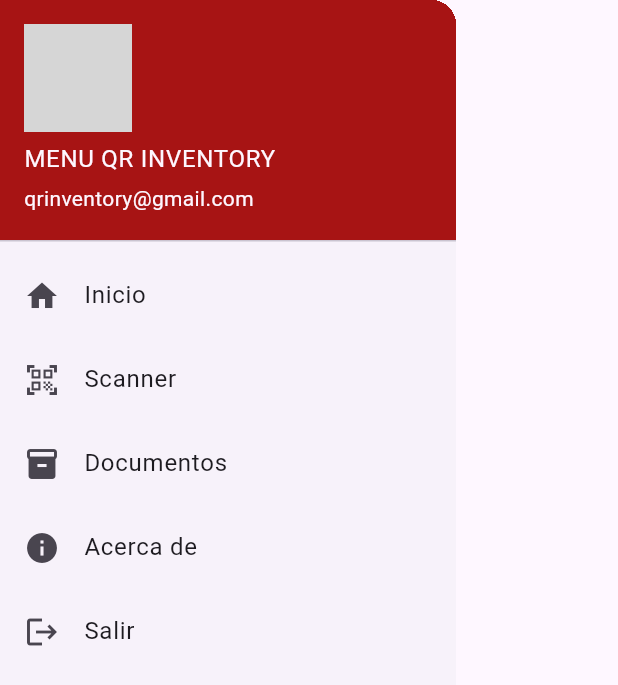
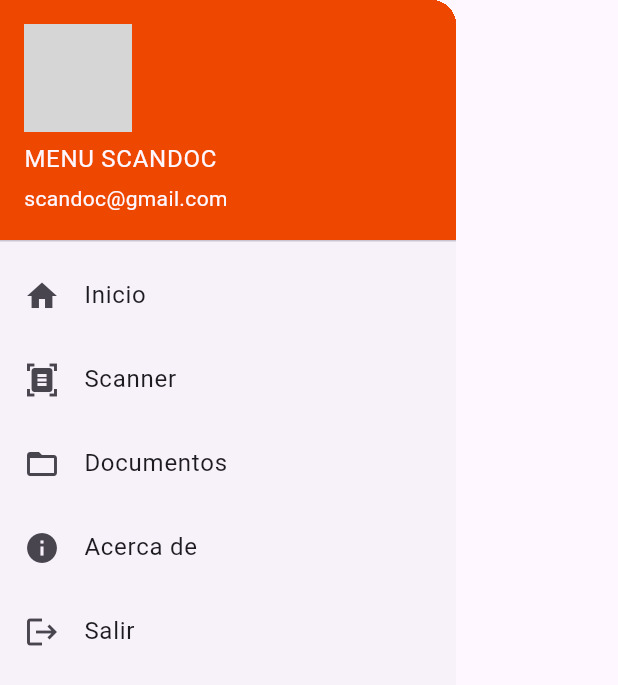
Before and after one commit to PrograMovil-1310/equipo4, a Flutter app: the MainDrawer widget shown alone on an empty page, opened directly, on a phone screen of 412 x 824 dp. Shown: the top 685 px of the screen. Run offline on Flutter 3.47's test engine with Material 3 defaults, Android fonts, the phone set to English and light mode, and no system bars; our stand-ins replace camera, permission_handler; missing offline and left inert: google_mlkit_text_recognition; network calls fail; grey boxes are pictures that could not be loaded.

Commit message:
proyecto final

```diff
--- a/lib/src/pages/documentos.dart
+++ b/lib/src/pages/documentos.dart
@@ -71,7 +71,7 @@ class _ResultScreenState extends State<ResultScreen> {
     return Scaffold(
       appBar: AppBar(
         title: const Text('Textos Escaneados'),
-        backgroundColor: Color.fromARGB(255, 167, 20, 20),
+        backgroundColor: Color.fromARGB(255, 238, 71, 0),
       ),
       body: _buildResultsList(), // Construye la lista de resultados.
       floatingActionButton: FloatingActionButton(
@@ -85,6 +85,7 @@ class _ResultScreenState extends State<ResultScreen> {
           );
         },
         child: const Icon(Icons.add),
+        backgroundColor: Color.fromARGB(255, 238, 186, 0),
       ),
     );
   }
--- a/lib/src/pages/home.dart
+++ b/lib/src/pages/home.dart
@@ -6,22 +6,22 @@ class Home extends StatelessWidget {
   Widget build(BuildContext context) {
     return Scaffold(
       appBar: AppBar(
-          title: Text('QR Inventory'),
-          backgroundColor: Color.fromARGB(255, 167, 20, 20)),
+          title: Text('SCANDOC'),
+          backgroundColor: Color.fromARGB(255, 238, 71, 0)),
       drawer: MainDrawer(),
       body: Center(
         child: Column(
           mainAxisAlignment: MainAxisAlignment.center,
           children: [
             Image.network(
-              'https://static.wixstatic.com/media/e1f912_3bf192afe7d1409cb0590026b947242d~mv2.jpg/v1/fill/w_120,h_120,al_c,q_80,usm_0.66_1.00_0.01,enc_auto/logo.jpg',
+              'https://icones.pro/wp-content/uploads/2021/06/icone-fichier-document-orange.png',
               height: 250.0,
               width: 250.0,
               fit: BoxFit.contain,
             ),
             SizedBox(height: 16.0),
             Text(
-              '¡Bienvenido a QR Inventory!',
+              '¡Bienvenido a ScanDoc!',
               style: TextStyle(
                 fontSize: 24.0,
                 fontWeight: FontWeight.bold,
@@ -31,7 +31,7 @@ class Home extends StatelessWidget {
             Padding(
               padding: const EdgeInsets.symmetric(horizontal: 20.0),
               child: Text(
-                'Gestiona tu inventario con facilidad y rapidez, todo a través de un simple escaneo con QR Inventory',
+                'Capture, Convierta, Comparta – ScanDoc es su asistente digital',
                 textAlign: TextAlign.center,
                 style: TextStyle(fontSize: 16.0),
               ),
@@ -64,15 +64,15 @@ class MainDrawer extends StatelessWidget {
         padding: EdgeInsets.zero,
         children: <Widget>[
           UserAccountsDrawerHeader(
-            accountName: Text('MENU QR INVENTORY'),
-            accountEmail: Text('qrinventory@gmail.com'),
+            accountName: Text('MENU SCANDOC'),
+            accountEmail: Text('scandoc@gmail.com'),
             currentAccountPicture: CircleAvatar(
               backgroundImage: NetworkImage(
-                'https://static.wixstatic.com/media/e1f912_3bf192afe7d1409cb0590026b947242d~mv2.jpg/v1/fill/w_120,h_120,al_c,q_80,usm_0.66_1.00_0.01,enc_auto/logo.jpg',
+                'https://e.rpp-noticias.io/xlarge/2023/11/13/141114_1501572.webp',
               ),
             ),
             decoration: BoxDecoration(
-              color: Color.fromARGB(255, 167, 20, 20),
+              color: Color.fromARGB(255, 238, 71, 0),
             ),
           ),
           DrawerItem(
@@ -80,11 +80,11 @@ class MainDrawer extends StatelessWidget {
               text: 'Inicio',
               onTap: () => Navigator.pushNamed(context, '/home')),
           DrawerItem(
-              icon: Icons.qr_code_scanner,
+              icon: Icons.document_scanner,
               text: 'Scanner',
               onTap: () => Navigator.pushNamed(context, '/scanner')),
           DrawerItem(
-              icon: Icons.inventory,
+              icon: Icons.folder_open,
               text: 'Documentos',
               onTap: () => Navigator.pushNamed(context, '/documentos')),
           DrawerItem(
@@ -95,7 +95,7 @@ class MainDrawer extends StatelessWidget {
             leading: Icon(Icons.logout),
             title: Text('Salir'),
             onTap: () {
-              SystemNavigator.pop();
+              //SystemNavigator.pop();
             },
           ),
         ],
--- a/lib/src/pages/scanner.dart
+++ b/lib/src/pages/scanner.dart
@@ -74,7 +74,7 @@ class _MainScreenState extends State<Scanner> with WidgetsBindingObserver {
             Scaffold(
               appBar: AppBar(
                 title: const Text('ESCANEO DE TEXTO'),
-                backgroundColor: Color.fromARGB(255, 167, 20, 20),
+                backgroundColor: Color.fromARGB(255, 238, 71, 0),
               ),
               backgroundColor: _isPermissionGranted ? Colors.transparent : null,
               body: _isPermissionGranted
```
Also changed, not shown: lib/src/pages/acerca.dart (+14 -12 lines).
